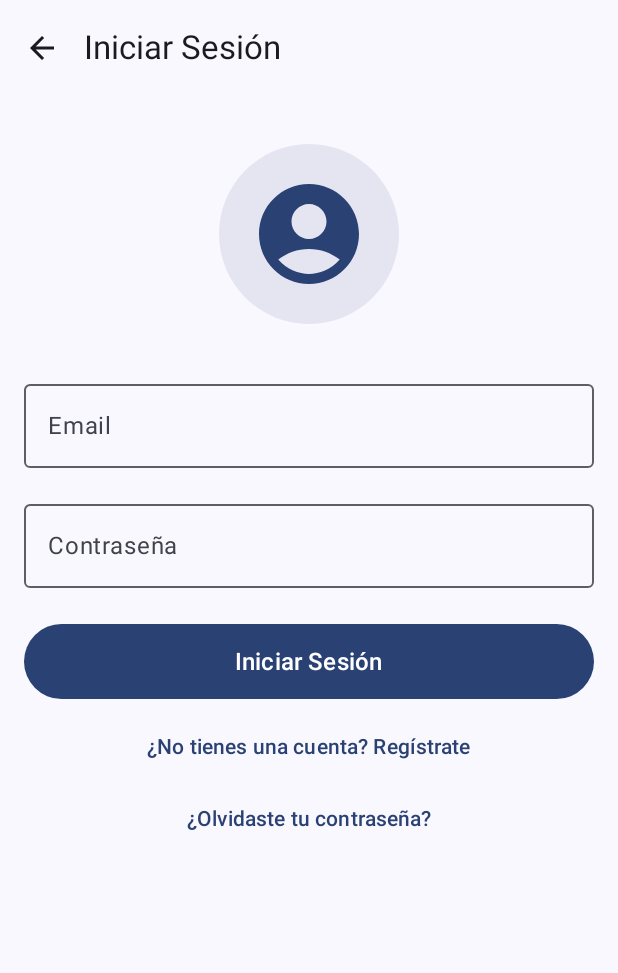
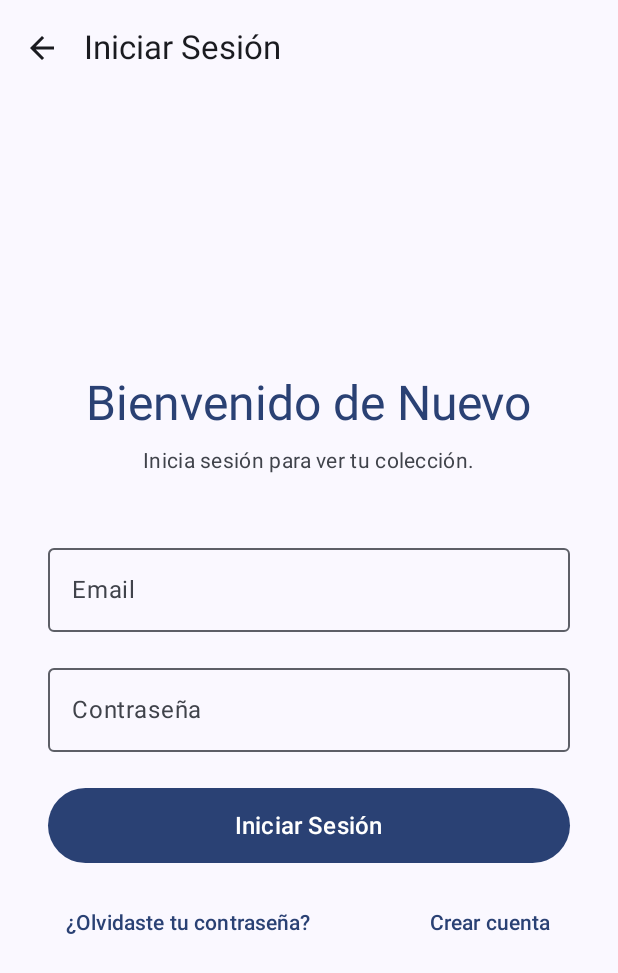
Before and after one commit to JuanRedondoG/MiAppBasica, an Android app built with Jetpack Compose: the screen it shows after launch (MainActivity), after a tap on "Login", on a phone screen of 412 x 824 dp. Shown: the top 973 px of the screen. Run offline under Robolectric (Android 15) with nearby library versions, the phone set to English and light mode, and no system bars; our stand-ins replace Room's generated code; 1 statement that could not run was skipped.

Commit message:
se agregó la funcionalidad de iniciar sesion, si es exitosa se redirige a la ventana de ColecciónScreen

```diff
--- a/app/src/main/java/com/example/miappbasica/data/local/entity/User.kt
+++ b/app/src/main/java/com/example/miappbasica/data/local/entity/User.kt
@@ -9,5 +9,6 @@ data class User(
     val id: Int = 0,
     val name: String,
     val email: String,
-    val password: String // <-- AÑADE ESTE CAMPO
+    val password: String, // <-- AÑADE ESTE CAMPO
+    //val passwordHash: String // <--- ¡Asegúrate de que esta línea exista!
 )
--- a/app/src/main/java/com/example/miappbasica/navigation/AppNavigation.kt
+++ b/app/src/main/java/com/example/miappbasica/navigation/AppNavigation.kt
@@ -47,7 +47,16 @@ fun AppNavigation() {
             // --- RUTAS DE LA APP ---
 
             // Ruta para la pantalla de Login (sin barra de navegación)
-            composable("login") { LoginScreen(navController) }
+            //composable("login") { LoginScreen(navController) }
+
+            // --- AÑADE ESTA NUEVA RUTA PARA TU PANTALLA ULTIMATE ---
+            composable("login_ultimate") {
+                LoginScreenUltimate(navController = navController)
+            }
+
+
+
+
 
             // Ruta para la pantalla de Registro
             composable("register") { RegisterScreen(navController) }
--- a/app/src/main/java/com/example/miappbasica/ui/screen/InicioScreen.kt
+++ b/app/src/main/java/com/example/miappbasica/ui/screen/InicioScreen.kt
@@ -90,7 +90,9 @@ fun InicioScreen(navController: NavHostController, username: String?) {
             }
 
             // Mostramos el saludo o el botón de Login
+            // Mostramos el saludo o el botón de Login
             if (username != null) {
+                // --- VISTA CUANDO EL USUARIO HA INICIADO SESIÓN ---
                 Row(
                     modifier = Modifier.align(Alignment.CenterEnd),
                     verticalAlignment = Alignment.CenterVertically
@@ -100,9 +102,11 @@ fun InicioScreen(navController: NavHostController, username: String?) {
                         style = MaterialTheme.typography.bodyLarge.copy(fontWeight = FontWeight.Bold)
                     )
                     Spacer(modifier = Modifier.width(8.dp))
+
+                    // BOTÓN PARA CERRAR SESIÓN (CORREGIDO)
                     IconButton(onClick = {
-                        navController.navigate("inicio") {
-                            // Limpiamos el historial para que no se pueda volver atrás
+                        // Navega a la pantalla pública "home" y limpia todo el historial.
+                        navController.navigate("home") {
                             popUpTo(0)
                         }
                     }) {
@@ -113,13 +117,16 @@ fun InicioScreen(navController: NavHostController, username: String?) {
                     }
                 }
             } else {
+                // --- VISTA CUANDO NO HAY SESIÓN (BOTÓN DE LOGIN) ---
                 Button(
-                    onClick = { navController.navigate("login") },
+                    onClick = { navController.navigate("login_ultimate") },
                     modifier = Modifier.align(Alignment.CenterEnd)
                 ) {
                     Text("Login")
                 }
             }
+
+
         }
 
         // ===== BANNER DE NOVEDADES =====
--- /dev/null
+++ b/app/src/main/java/com/example/miappbasica/ui/screen/LoginScreenUltimate.kt
@@ -0,0 +1,189 @@
+package com.example.miappbasica.ui.screen
+
+import android.app.Application
+import androidx.compose.foundation.layout.*
+import androidx.compose.foundation.rememberScrollState
+import androidx.compose.foundation.verticalScroll
+import androidx.compose.material.icons.Icons
+import androidx.compose.material.icons.automirrored.filled.ArrowBack
+import androidx.compose.material3.*
+import androidx.compose.runtime.*
+import androidx.compose.runtime.getValue
+import androidx.compose.runtime.setValue
+import androidx.compose.ui.Alignment
+import androidx.compose.ui.Modifier
+import androidx.compose.ui.platform.LocalContext
+import androidx.compose.ui.text.input.PasswordVisualTransformation
+import androidx.compose.ui.unit.dp
+import androidx.compose.ui.unit.sp
+import androidx.lifecycle.viewmodel.compose.viewModel
+import androidx.navigation.NavHostController
+import com.example.miappbasica.data.local.database.AppDatabase
+import com.example.miappbasica.data.repository.UserRepository
+import com.example.miappbasica.ui.screen.login.LoginViewModelFactory
+
+@OptIn(ExperimentalMaterial3Api::class)
+@Composable
+fun LoginScreenUltimate(
+    navController: NavHostController,
+) {
+    // --- INYECCIÓN DE DEPENDENCIAS MANUAL ---
+    val context = LocalContext.current.applicationContext
+    val db = AppDatabase.getDatabase(context)
+    val userRepository = UserRepository(db.userDao())
+    val viewModelFactory = LoginViewModelFactory(userRepository)
+    val loginViewModel: LoginViewModel = viewModel(factory = viewModelFactory)
+
+    // --- ESTADOS DE LA UI ---
+    var email by remember { mutableStateOf("") }
+    var password by remember { mutableStateOf("") }
+    var isForgotPassword by remember { mutableStateOf(false) }
+
+    val uiState by loginViewModel.uiState.collectAsState()
+    val snackbarHostState = remember { SnackbarHostState() }
+
+    // --- EFECTOS (LÓGICA) ---
+
+    // ▼▼▼ BLOQUE DE CÓDIGO ACTUALIZADO ▼▼▼
+    // DESPUÉS: Navega a "coleccion"
+    LaunchedEffect(uiState.loginSuccess) {
+        if (uiState.loginSuccess) {
+            // La nueva ruta de destino es "coleccion"
+            navController.navigate("coleccion") { // <-- LÍNEA MODIFICADA
+                // Limpiamos el historial de navegación hasta "home" para que
+                // el usuario no pueda volver a la pantalla de login con el botón de "atrás".
+                popUpTo("home") { inclusive = true }
+                // Evita crear múltiples instancias de ColeccionScreen si se presiona el botón rápido.
+                launchSingleTop = true
+            }
+            // Reseteamos el estado para evitar re-navegaciones accidentales.
+            loginViewModel.resetLoginState()
+        }
+    }
+    // ▲▲▲ FIN DEL BLOQUE ACTUALIZADO ▲▲▲
+
+    LaunchedEffect(uiState.errorMessage) {
+        uiState.errorMessage?.let { message ->
+            snackbarHostState.showSnackbar(message)
+            loginViewModel.consumeErrorMessage()
+        }
+    }
+
+    // --- UI (VISTA) ---
+    Scaffold(
+        snackbarHost = { SnackbarHost(hostState = snackbarHostState) },
+        topBar = {
+            TopAppBar(
+                title = { Text(if (isForgotPassword) "Recuperar Contraseña" else "Iniciar Sesión") },
+                navigationIcon = {
+                    IconButton(onClick = {
+                        if (isForgotPassword) {
+                            isForgotPassword = false
+                        } else {
+                            navController.popBackStack()
+                        }
+                    }) {
+                        Icon(Icons.AutoMirrored.Filled.ArrowBack, contentDescription = "Volver")
+                    }
+                }
+            )
+        }
+    ) { innerPadding ->
+        Column(
+            modifier = Modifier
+                .fillMaxSize()
+                .padding(innerPadding)
+                .padding(horizontal = 32.dp)
+                .verticalScroll(rememberScrollState()),
+            horizontalAlignment = Alignment.CenterHorizontally,
+            verticalArrangement = Arrangement.Center
+        ) {
+            Text(
+                text = if (isForgotPassword) "Recupera tu acceso" else "Bienvenido de Nuevo",
+                style = MaterialTheme.typography.headlineLarge,
+                color = MaterialTheme.colorScheme.primary
+            )
+
+            Spacer(modifier = Modifier.height(8.dp))
+
+            Text(
+                text = if (isForgotPassword) "Introduce tu email para continuar." else "Inicia sesión para ver tu colección.",
+                style = MaterialTheme.typography.bodyMedium,
+                color = MaterialTheme.colorScheme.onSurfaceVariant
+            )
+
+            Spacer(modifier = Modifier.height(40.dp))
+
+            OutlinedTextField(
+                value = email,
+                onValueChange = { email = it },
+                label = { Text("Email") },
+                modifier = Modifier.fillMaxWidth(),
+                singleLine = true,
+                isError = uiState.errorMessage != null
+            )
+
+            if (!isForgotPassword) {
+                Spacer(modifier = Modifier.height(16.dp))
+                OutlinedTextField(
+                    value = password,
+                    onValueChange = { password = it },
+                    label = { Text("Contraseña") },
+                    modifier = Modifier.fillMaxWidth(),
+                    singleLine = true,
+                    visualTransformation = PasswordVisualTransformation(),
+                    isError = uiState.errorMessage != null
+                )
+            }
+
+            Spacer(modifier = Modifier.height(24.dp))
+
+            Button(
+                onClick = {
+                    if (isForgotPassword) {
+                        // TODO: Lógica de recuperación
+                    } else {
+                        loginViewModel.login(email, password)
+                    }
+                },
+                enabled = !uiState.isLoading,
+                modifier = Modifier
+                    .fillMaxWidth()
+                    .height(50.dp)
+            ) {
+                if (uiState.isLoading) {
+                    CircularProgressIndicator(
+                        modifier = Modifier.size(24.dp),
+                        color = MaterialTheme.colorScheme.onPrimary,
+                        strokeWidth = 2.dp
+                    )
+                } else {
+                    Text(
+                        text = if (isForgotPassword) "Enviar Instrucciones" else "Iniciar Sesión",
+                        fontSize = 16.sp
+                    )
+                }
+            }
+
+            Spacer(modifier = Modifier.height(16.dp))
+
+            if (isForgotPassword) {
+                TextButton(onClick = { isForgotPassword = false }) {
+                    Text("Volver a Iniciar Sesión")
+                }
+            } else {
+                Row(
+                    modifier = Modifier.fillMaxWidth(),
+                    horizontalArrangement = Arrangement.SpaceBetween
+                ) {
+                    TextButton(onClick = { isForgotPassword = true }) {
+                        Text("¿Olvidaste tu contraseña?")
+                    }
+                    TextButton(onClick = { navController.navigate("register") }) {
+                        Text("Crear cuenta")
+                    }
+                }
+            }
+        }
+    }
+}
--- /dev/null
+++ b/app/src/main/java/com/example/miappbasica/ui/screen/login/LoginViewModel.kt
@@ -0,0 +1,98 @@
+package com.example.miappbasica.ui.screen
+
+import androidx.lifecycle.ViewModel
+import androidx.lifecycle.viewModelScope
+
+
+import com.example.miappbasica.data.repository.UserRepository
+import kotlinx.coroutines.flow.MutableStateFlow
+import kotlinx.coroutines.flow.StateFlow
+import kotlinx.coroutines.flow.asStateFlow
+import kotlinx.coroutines.flow.update
+import kotlinx.coroutines.launch
+
+// El estado de la UI que la vista observará
+data class LoginUiState(
+    val isLoading: Boolean = false,
+    val loginSuccess: Boolean = false,
+    val errorMessage: String? = null,
+    val loggedInUsername: String? = null
+)
+
+class LoginViewModel(
+    private val userRepository: UserRepository // Inyecta el repositorio
+) : ViewModel() {
+
+    private val _uiState = MutableStateFlow(LoginUiState())
+    val uiState: StateFlow<LoginUiState> = _uiState.asStateFlow()
+
+    fun login(email: String, password: String) {
+        // Validaciones básicas de entrada
+        if (email.isBlank() || password.isBlank()) {
+            _uiState.update { it.copy(errorMessage = "Email y contraseña no pueden estar vacíos") }
+            return
+        }
+
+        // Inicia el estado de carga
+        _uiState.update { it.copy(isLoading = true) }
+
+        viewModelScope.launch {
+            try {
+                // 1. Buscamos al usuario en la base de datos a través del repositorio
+                val user = userRepository.findUserByEmail(email)
+
+                // 2. Comprobamos si el usuario existe y la contraseña es correcta
+                if (user != null && checkPassword(password, user.password)) {
+                    // Éxito: actualizamos el estado para navegar
+                    _uiState.update {
+                        it.copy(
+                            isLoading = false,
+                            loginSuccess = true,
+                            loggedInUsername = user.name
+                        )
+                    }
+                } else {
+                    // Error: Credenciales incorrectas
+                    _uiState.update {
+                        it.copy(
+                            isLoading = false,
+                            errorMessage = "Email o contraseña incorrectos"
+                        )
+                    }
+                }
+            } catch (e: Exception) {
+                // Error genérico (ej. fallo de la base de datos)
+                _uiState.update {
+                    it.copy(
+                        isLoading = false,
+                        errorMessage = "Ocurrió un error: ${e.message}"
+                    )
+                }
+            }
+        }
+    }
+
+    // Función para limpiar el mensaje de error una vez mostrado en la UI
+    fun consumeErrorMessage() {
+        _uiState.update { it.copy(errorMessage = null) }
+    }
+
+    // Función de ejemplo para verificar el hash de la contraseña.
+    // En un proyecto real, deberías usar una librería de criptografía como BCrypt.
+    private fun checkPassword(password: String, storedHash: String): Boolean {
+        // ESTO ES SOLO UN EJEMPLO. NO USAR EN PRODUCCIÓN.
+        // Aquí iría la lógica para comparar el hash de la contraseña introducida
+        // con el hash almacenado.
+        return password == storedHash // ¡REEMPLAZA ESTO!
+    }
+
+    /**
+     * Resetea el estado de éxito del login.
+     * Se debe llamar después de que la navegación se haya completado
+     * para prevenir una re-navegación si la UI se recompone.
+     */
+    fun resetLoginState() {
+        _uiState.update { it.copy(loginSuccess = false) }
+    }
+
+}
--- /dev/null
+++ b/app/src/main/java/com/example/miappbasica/ui/screen/login/LoginViewModelFactory.kt
@@ -0,0 +1,25 @@
+package com.example.miappbasica.ui.screen.login
+
+
+
+import androidx.lifecycle.ViewModel
+import androidx.lifecycle.ViewModelProvider
+import com.example.miappbasica.data.repository.UserRepository
+import com.example.miappbasica.ui.screen.LoginViewModel
+
+// Esta clase le enseña al sistema cómo crear un LoginViewModel.
+class LoginViewModelFactory(
+    private val userRepository: UserRepository
+) : ViewModelProvider.Factory {
+
+    // El sistema llamará a esta función cuando necesite crear el ViewModel.
+    override fun <T : ViewModel> create(modelClass: Class<T>): T {
+        if (modelClass.isAssignableFrom(LoginViewModel::class.java)) {
+            // Si nos piden un LoginViewModel, lo creamos y le pasamos el repositorio.
+            @Suppress("UNCHECKED_CAST")
+            return LoginViewModel(userRepository) as T
+        }
+        // Si nos piden cualquier otro ViewModel, lanzamos un error.
+        throw IllegalArgumentException("Unknown ViewModel class")
+    }
+}
```
Also changed, not shown: app/build.gradle.kts (+7 -0 lines), app/src/main/java/com/example/miappbasica/data/repository/UserRepository.kt (+5 -7 lines), app/src/main/java/com/example/miappbasica/ui/screen/DataScreen.kt (+59 -35 lines), app/src/main/java/com/example/miappbasica/ui/viewmodel/RegisterViewModel.kt (+74 -34 lines).
